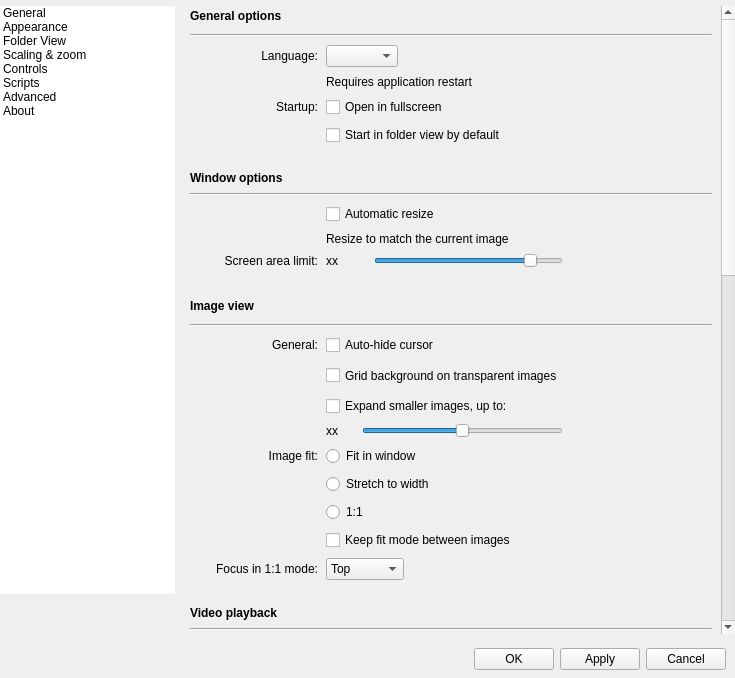
Old version of the form qimgv/gui/dialogs/settingsdialog.ui in the repository do-i/thumbgrid.
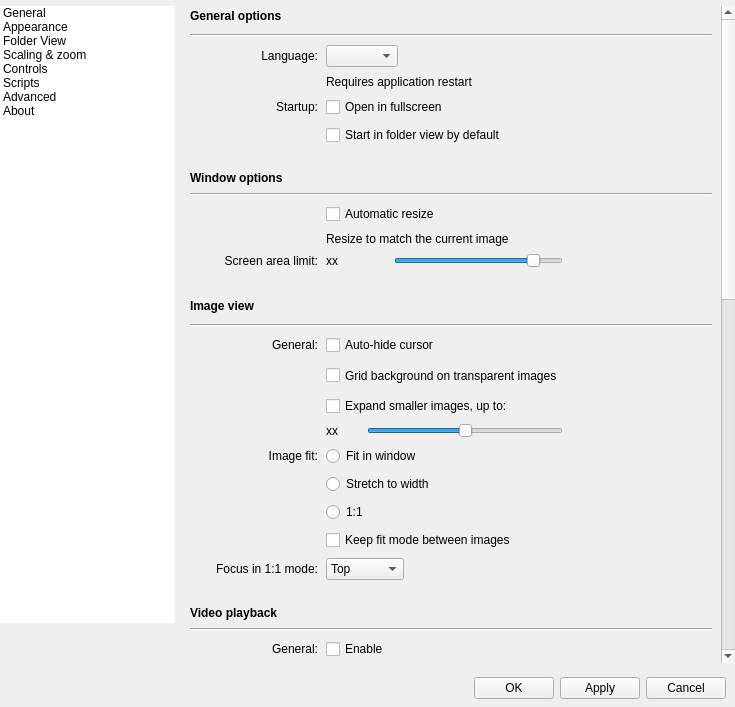
New version of the form. Custom widgets are drawn as their Qt base class.

Commit message: (wip) adjust widget size to accomodate oversized fonts

```diff
--- a/qimgv/gui/dialogs/settingsdialog.ui
+++ b/qimgv/gui/dialogs/settingsdialog.ui
@@ -13,7 +13,7 @@
     <x>0</x>
     <y>0</y>
     <width>735</width>
-    <height>678</height>
+    <height>707</height>
    </rect>
   </property>
   <property name="sizePolicy">
@@ -52,7 +52,7 @@
   <property name="accessibleName">
    <string>SettingsDialog</string>
   </property>
-  <layout class="QVBoxLayout" name="verticalLayout_3" stretch="0,0">
+  <layout class="QVBoxLayout" name="verticalLayout_3">
    <property name="leftMargin">
     <number>0</number>
    </property>
@@ -967,7 +967,7 @@
                       </property>
                       <property name="minimumSize">
                        <size>
-                        <width>30</width>
+                        <width>35</width>
                         <height>0</height>
                        </size>
                       </property>
@@ -1382,7 +1382,7 @@
                      </property>
                      <property name="minimumSize">
                       <size>
-                       <width>40</width>
+                       <width>60</width>
                        <height>0</height>
                       </size>
                      </property>
@@ -3819,18 +3819,6 @@
       </item>
       <item>
        <widget class="QPushButton" name="OK">
-        <property name="sizePolicy">
-         <sizepolicy hsizetype="Minimum" vsizetype="Minimum">
-          <horstretch>0</horstretch>
-          <verstretch>0</verstretch>
-         </sizepolicy>
-        </property>
-        <property name="minimumSize">
-         <size>
-          <width>0</width>
-          <height>0</height>
-         </size>
-        </property>
         <property name="text">
          <string>OK</string>
         </property>
@@ -3838,18 +3826,6 @@
       </item>
       <item>
        <widget class="QPushButton" name="pushButton">
-        <property name="sizePolicy">
-         <sizepolicy hsizetype="Minimum" vsizetype="Minimum">
-          <horstretch>0</horstretch>
-          <verstretch>0</verstretch>
-         </sizepolicy>
-        </property>
-        <property name="minimumSize">
-         <size>
-          <width>0</width>
-          <height>0</height>
-         </size>
-        </property>
         <property name="text">
          <string>Apply</string>
         </property>
@@ -3857,18 +3833,6 @@
       </item>
       <item>
        <widget class="QPushButton" name="Cancel">
-        <property name="sizePolicy">
-         <sizepolicy hsizetype="Minimum" vsizetype="Minimum">
-          <horstretch>0</horstretch>
-          <verstretch>0</verstretch>
-         </sizepolicy>
-        </property>
-        <property name="minimumSize">
-         <size>
-          <width>0</width>
-          <height>0</height>
-         </size>
-        </property>
         <property name="text">
          <string>Cancel</string>
         </property>
```
Left out of the diff: 6 changed lines with no effect on the pictures. The commit also changes 5 other files.
